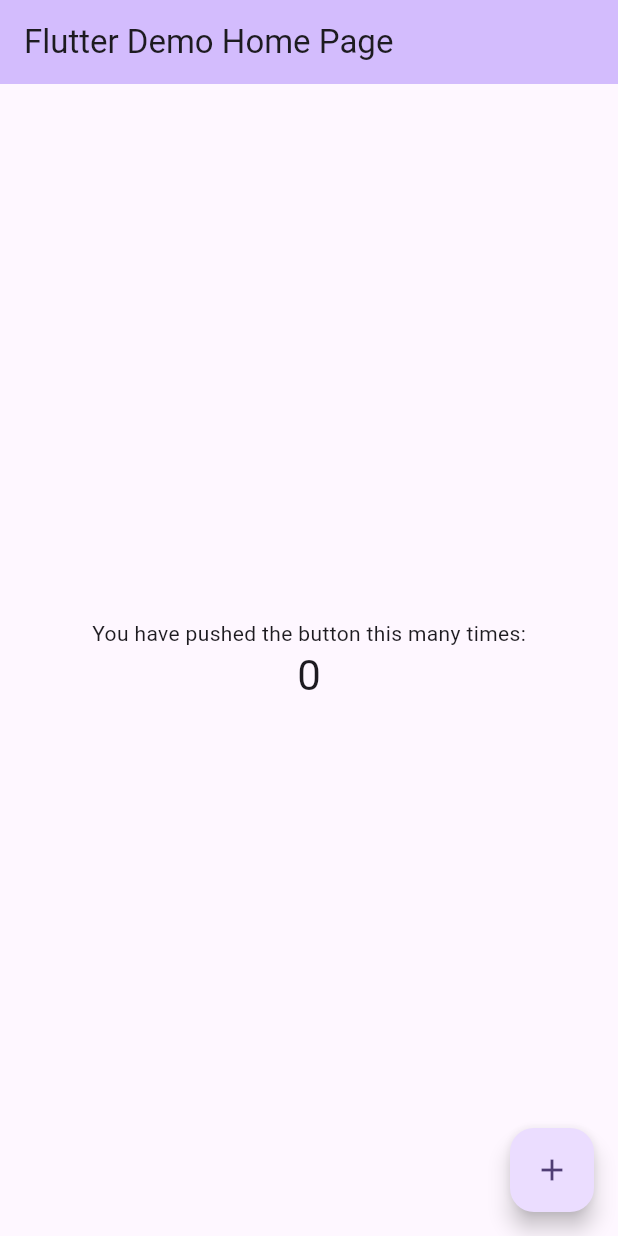
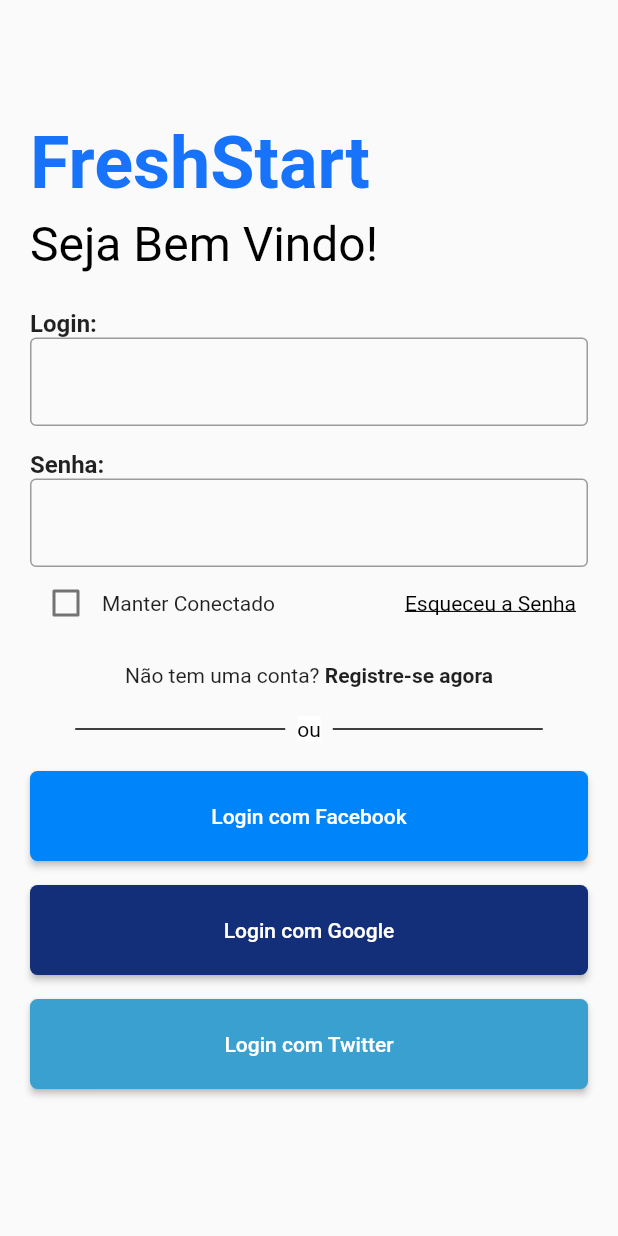
Before and after one commit to Kennedyss01/FreshStart_App, a Flutter app: the screen it shows after launch, on a phone screen of 412 x 824 dp. Run offline on Flutter 3.47's test engine with Material 2 defaults, Android fonts, the light colour scheme and no system bars.

Commit message:
tela de login feita

```diff
--- a/lib/main.dart
+++ b/lib/main.dart
@@ -1,4 +1,5 @@
 import 'package:flutter/material.dart';
+import 'screens/login_screen.dart';
 
 void main() {
   runApp(const MyApp());
@@ -31,7 +32,7 @@ class MyApp extends StatelessWidget {
         colorScheme: ColorScheme.fromSeed(seedColor: Colors.deepPurple),
         useMaterial3: true,
       ),
-      home: const MyHomePage(title: 'Flutter Demo Home Page'),
+      home: const LoginScreen(),
     );
   }
 }
--- /dev/null
+++ b/lib/screens/login_screen.dart
@@ -0,0 +1,251 @@
+import 'package:flutter/material.dart';
+
+void main() {
+  runApp(const LoginScreen());
+}
+
+class LoginScreen extends StatelessWidget {
+  const LoginScreen({super.key});
+
+  @override
+  Widget build(BuildContext context) {
+    return const MaterialApp(
+      home: Scaffold(
+        body: LoginForm(),
+      ),
+    );
+  }
+}
+
+class LoginForm extends StatefulWidget {
+  const LoginForm({super.key});
+
+  @override
+  // ignore: library_private_types_in_public_api
+  _LoginFormState createState() => _LoginFormState();
+}
+
+class _LoginFormState extends State<LoginForm> {
+  bool manterConectado = false;
+
+  @override
+  Widget build(BuildContext context) {
+    return Center(
+      child: Padding(
+        padding: const EdgeInsets.all(20.0),
+        child: Column(
+          crossAxisAlignment: CrossAxisAlignment.start,
+          children: [
+            const SizedBox(height: 60.0), // Espaço entre o início da tela e o texto "FreshStart"
+            const Column(
+              crossAxisAlignment: CrossAxisAlignment.start,
+              children: [
+                Text(
+                  'FreshStart',
+                  style: TextStyle(
+                    fontSize: 48.0,
+                    fontWeight: FontWeight.bold,
+                    color: Color(0xFF1673FA), // Cor "#1673FA"
+                  ),
+                ),
+                SizedBox(height: 8.0),
+                Text(
+                  'Seja Bem Vindo!',
+                  style: TextStyle(
+                    fontSize: 32.0,
+                    color: Colors.black,
+                  ),
+                ),
+              ],
+            ),
+            const SizedBox(height: 24.0), // Espaço entre os títulos e os campos
+            Column(
+              crossAxisAlignment: CrossAxisAlignment.start,
+              children: [
+                const Text(
+                  'Login:',
+                  style: TextStyle(
+                    fontSize: 16.0,
+                    fontWeight: FontWeight.bold,
+                  ),
+                ),
+                TextFormField(
+                  decoration: const InputDecoration(
+                    border: OutlineInputBorder(),
+                  ),
+                ),
+              ],
+            ),
+            const SizedBox(height: 16.0),
+            Column(
+              crossAxisAlignment: CrossAxisAlignment.start,
+              children: [
+                const Text(
+                  'Senha:',
+                  style: TextStyle(
+                    fontSize: 16.0,
+                    fontWeight: FontWeight.bold,
+                  ),
+                ),
+                TextFormField(
+                  obscureText: true,
+                  decoration: const InputDecoration(
+                    border: OutlineInputBorder(),
+                  ),
+                ),
+              ],
+            ),
+            const SizedBox(height: 0.0),
+            Row(
+              mainAxisAlignment: MainAxisAlignment.spaceBetween,
+              children: [
+                Row(
+                  children: [
+                    Checkbox(
+                      value: manterConectado,
+                      onChanged: (bool? value) {
+                        setState(() {
+                          manterConectado = value ?? false;
+                        });
+                      },
+                    ),
+                    const Text('Manter Conectado'),
+                  ],
+                ),
+                TextButton(
+                  onPressed: () {
+                    // Implementar a lógica para o botão "Esqueceu a Senha" aqui.
+                  },
+                  child: RichText(
+                    text: const TextSpan(
+                      text: 'Esqueceu a Senha',
+                      style: TextStyle(
+                        color: Colors.black,
+                        decoration: TextDecoration.underline,
+                      ),
+                    ),
+                  ),
+                ),
+              ],
+            ),
+            const SizedBox(height: 16.0),
+            Center(
+              child: Column(
+                children: [
+                  Row(
+                    mainAxisAlignment: MainAxisAlignment.center,
+                    children: [
+                      const Text(
+                        'Não tem uma conta? ',
+                        style: TextStyle(
+                          color: Colors.black87,
+                        ),
+                      ),
+                      InkWell(
+                        onTap: () {
+                          // Implemente a lógica para o link "Registre-se agora" aqui.
+                        },
+                        child: const Text(
+                          'Registre-se agora',
+                          style: TextStyle(
+
+                            fontWeight: FontWeight.bold,
+                          ),
+                        ),
+                      ),
+                    ],
+                  ),
+                ],
+              ),
+            ),
+            const SizedBox(height: 20.0),
+            Center(
+              child: Row(
+                mainAxisAlignment: MainAxisAlignment.center,
+                children: [
+                  Container(
+                    width: 140.0, // A largura da linha
+                    height: 1.0,   // A altura da linha (pode ser ajustada conforme necessário)
+                    color: Colors.black, // Cor da linha
+                  ),
+                  const Padding(
+                    padding: EdgeInsets.symmetric(horizontal: 8.0),
+                    child: Text(
+                      'ou',
+                      style: TextStyle(
+                        color: Colors.black,
+                        backgroundColor: Colors.white, // Cor do fundo do texto
+                      ),
+                    ),
+                  ),
+                  Container(
+                    width: 140.0, // A largura da linha
+                    height: 1.0,   // A altura da linha (pode ser ajustada conforme necessário)
+                    color: Colors.black, // Cor da linha
+                  ),
+                ],
+              ),
+            ),
+            const SizedBox(height: 20.0),
+            Center(
+              child: Column(
+                children: [
+                  ElevatedButton(
+                    onPressed: () {
+                      // Implementar a lógica para login com Facebook aqui.
+                    },
+                    style: ElevatedButton.styleFrom(
+                      backgroundColor: const Color(0xFF0084F9), // Cor "#0084F9"
+                      shape: RoundedRectangleBorder(
+                        borderRadius: BorderRadius.circular(5.0),
+                      ),
+                      minimumSize: Size(
+                        MediaQuery.of(context).size.width, // Largura igual à tela
+                        60.0, // Altura desejada para o botão
+                      ),
+                    ),
+                    child: const Text('Login com Facebook'),
+                  ),
+                  const SizedBox(height: 16.0),
+                  ElevatedButton(
+                    onPressed: () {
+                      // Implementar a lógica para login com Google aqui.
+                    },
+                    style: ElevatedButton.styleFrom(
+                      backgroundColor: const Color(0xFF132F79), // Cor "#132F79"
+                      shape: RoundedRectangleBorder(
+                        borderRadius: BorderRadius.circular(5.0),
+                      ),
+                      minimumSize: Size(
+                        MediaQuery.of(context).size.width, // Largura igual à tela
+                        60.0, // Altura desejada para o botão
+                      ),
+                    ),
+                    child: const Text('Login com Google'),
+                  ),
+                  const SizedBox(height: 16.0),
+                  ElevatedButton(
+                    onPressed: () {
+                      // Implementar a lógica para login com Twitter aqui.
+                    },
+                    style: ElevatedButton.styleFrom(
+                      backgroundColor: const Color(0xFF3AA0D0), // Cor "#3AA0D0"
+                      shape: RoundedRectangleBorder(
+                        borderRadius: BorderRadius.circular(5.0),
+                      ),
+                      minimumSize: Size(
+                        MediaQuery.of(context).size.width, // Largura igual à tela
+                        60.0, // Altura desejada para o botão
+                      ),
+                    ),
+                    child: const Text('Login com Twitter'),
+                  ),
+                ],
+              ),
+            ),
+          ],
+        ),
+      ),
+    );
+  }
+}
--- a/pubspec.yaml
+++ b/pubspec.yaml
@@ -30,6 +30,8 @@ environment:
 dependencies:
   flutter:
     sdk: flutter
+  google_fonts: ^6.1.0
+  font_awesome_flutter: ^10.0.0
 
 
   # The following adds the Cupertino Icons font to your application.
```
Also changed, not shown: pubspec.lock, 1 other file.
